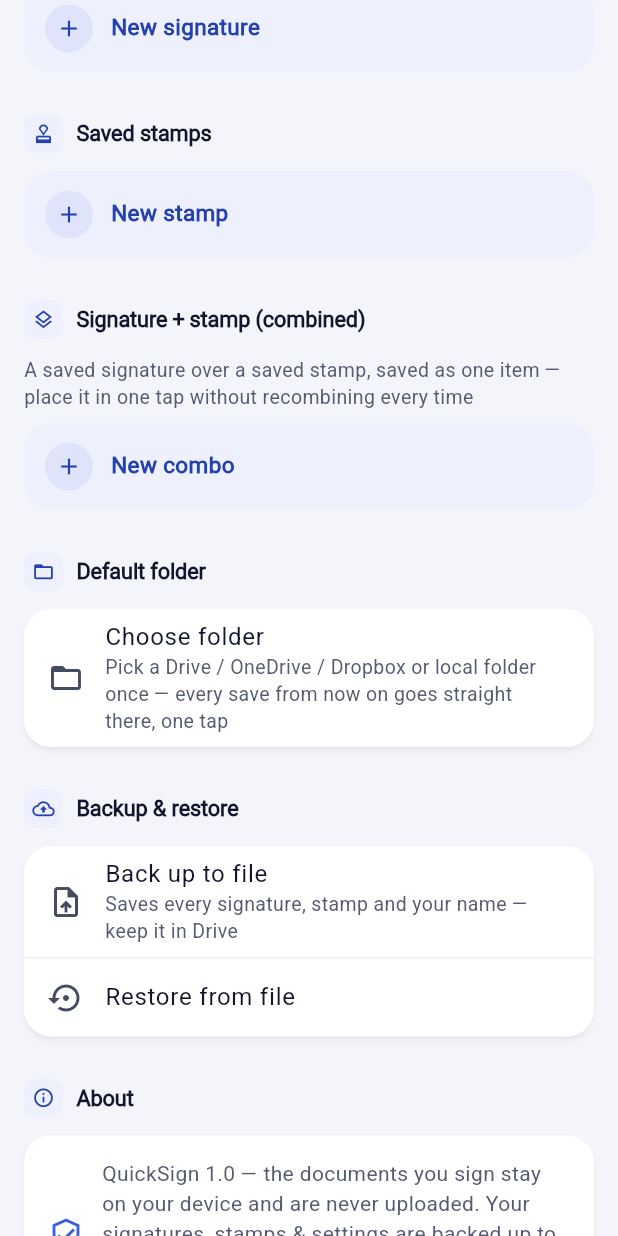
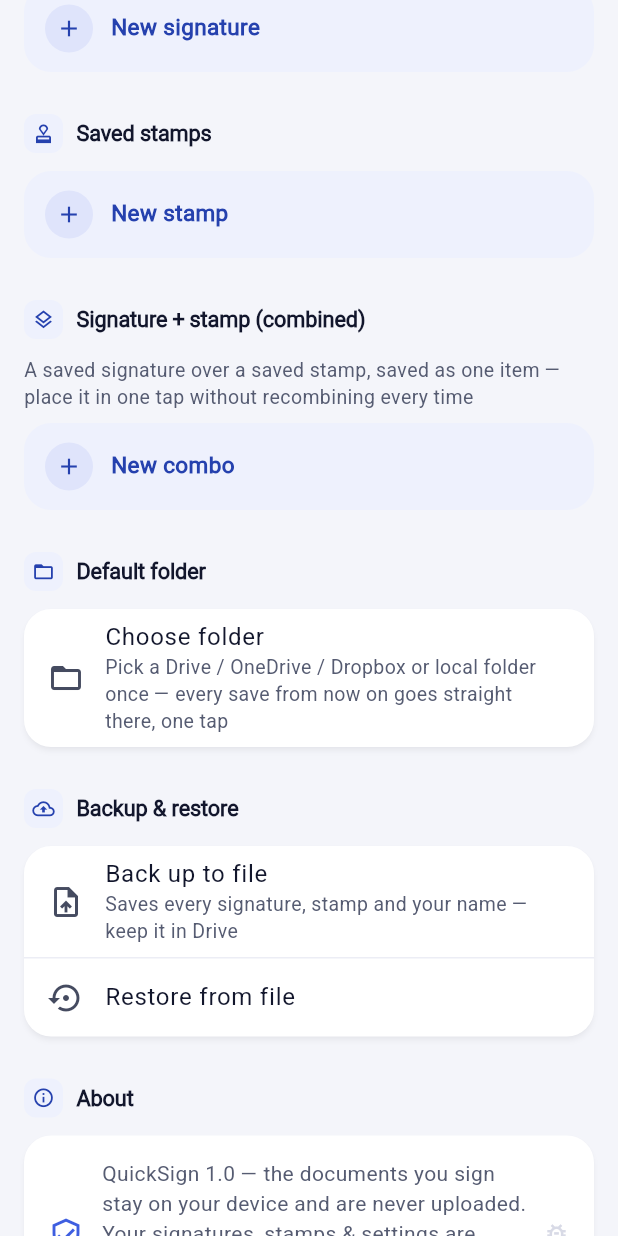
Before and after one commit to rotem-ya/quick-sign, a Flutter app: the SettingsScreen screen opened directly, scrolled down 371 dp, on a phone screen of 412 x 824 dp. Run offline on Flutter 3.47's test engine with Material 3 defaults, Android fonts, the phone set to English and light mode, and no system bars; our stand-ins replace cloud_firestore, file_picker, firebase_auth, firebase_core, google_mobile_ads, google_sign_in and 7 more; missing offline and left inert: dart:js_interop, pdfx, receive_sharing_intent, syncfusion_flutter_pdf; accounts and stored records are empty.

Commit message:
Make diagnostics reliable: open on tap with a visible bug-icon hint
Long-press to open the diagnostics log was unreliable/undiscoverable. The About
card now opens it on a normal tap (and long-press), with a bug icon signaling
it's tappable, so the on-device log can actually be reached to copy for a report.

Co-Authored-By: Claude Opus 4.8 <noreply@anthropic.com>
Claude-Session: https://claude.ai/code/session_01B8VBJNb5ujoP3bTVi8hQXy

```diff
--- a/lib/screens/settings_screen.dart
+++ b/lib/screens/settings_screen.dart
@@ -871,11 +871,13 @@ class _SettingsScreenState extends State<SettingsScreen> {
                 ),
                 const SizedBox(height: 24),
                 _SectionTitle(s['about'], icon: Icons.info_outline),
-                // Long-press opens a hidden diagnostics log (auth, sync, page
-                // render, folder load timing) so an issue can be diagnosed from
-                // a real device without adb. Deliberate gesture only, so it
-                // never surfaces in normal use.
+                // Tapping the About card opens the diagnostics log (auth,
+                // sync, page render, folder-load timing) — the bug icon hints
+                // it's tappable. Used to diagnose issues from a real device
+                // without adb.
                 GestureDetector(
+                  behavior: HitTestBehavior.opaque,
+                  onTap: _showDiagnostics,
                   onLongPress: _showDiagnostics,
                   child: Card(
                     margin: EdgeInsets.zero,
@@ -897,6 +899,12 @@ class _SettingsScreenState extends State<SettingsScreen> {
                                 color: scheme.onSurfaceVariant,
                               ),
                             ),
+                          ),
+                          const SizedBox(width: 8),
+                          Icon(
+                            Icons.bug_report_outlined,
+                            size: 18,
+                            color: scheme.outline,
                           ),
                         ],
                       ),
```
